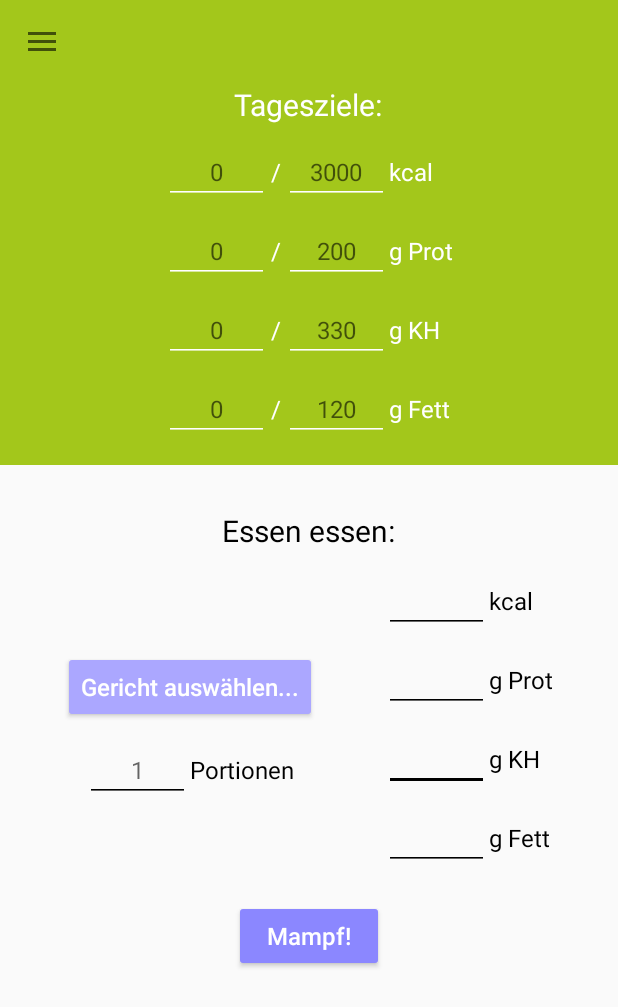
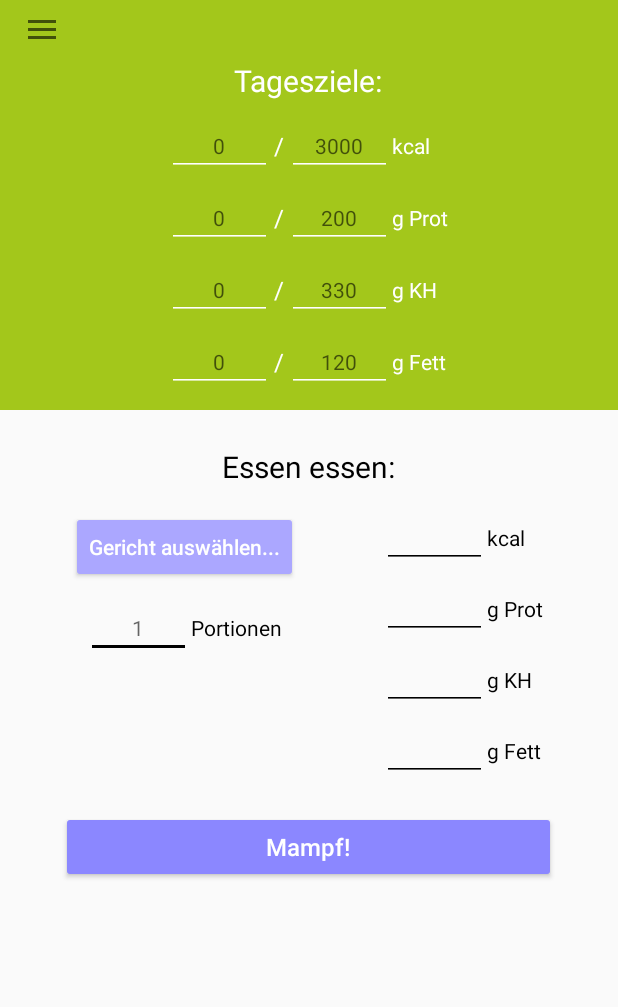
Before and after one commit to JannisUnkrig/Ernaehrungstracker, an Android app: the screen it shows after launch (MainActivity), on a phone screen of 412 x 824 dp. Shown: the top 1007 px of the screen. Run offline under Robolectric (Android 15) with nearby library versions, the phone set to English and light mode, and no system bars.

Commit message:
gerichte auswählen... und mampf-button implementiert

```diff
--- a/app/build.gradle
+++ b/app/build.gradle
@@ -23,6 +23,7 @@ dependencies {
     implementation fileTree(dir: 'libs', include: ['*.jar'])
     implementation 'androidx.appcompat:appcompat:1.1.0'
     implementation 'androidx.constraintlayout:constraintlayout:1.1.3'
+    implementation "androidx.recyclerview:recyclerview:1.1.0"
     testImplementation 'junit:junit:4.12'
     androidTestImplementation 'androidx.test.ext:junit:1.1.0'
     androidTestImplementation 'androidx.test.espresso:espresso-core:3.1.1'
--- a/app/src/main/java/com/example/ernaehrungstracker/GerichteBearbeitenActivity.java
+++ b/app/src/main/java/com/example/ernaehrungstracker/GerichteBearbeitenActivity.java
@@ -28,6 +28,7 @@ public class GerichteBearbeitenActivity extends AppCompatActivity implements Ada
     public void onItemSelected(AdapterView<?> parent, View view, int position, long id) {
 
         ((TextView) parent.getChildAt(0)).setTextColor(0xFFFFFFFF);
+        ((TextView) parent.getChildAt(0)).setTextSize(14);
 
         String text = parent.getItemAtPosition(position).toString();
         Toast.makeText(parent.getContext(), text, Toast.LENGTH_SHORT).show();
--- a/app/src/main/res/layout/activity_main.xml
+++ b/app/src/main/res/layout/activity_main.xml
@@ -22,7 +22,7 @@
             <androidx.appcompat.widget.Toolbar
                 android:id="@+id/toolbar"
                 android:layout_width="match_parent"
-                android:layout_height="wrap_content"
+                android:layout_height="40dp"
                 android:background="@color/hellgrün" />
 
             <LinearLayout
@@ -39,7 +39,7 @@
                     android:gravity="center"
                     android:text="Tagesziele:"
                     android:textAlignment="center"
-                    android:textColor="#FFFFFF"
+                    android:textColor="#fff"
                     android:textSize="20sp" />
 
                 <LinearLayout
@@ -59,7 +59,7 @@
                         android:inputType="numberDecimal"
                         android:textAlignment="center"
                         android:textColor="#fff"
-                        android:textSize="16sp" />
+                        android:textSize="14sp" />
 
                     <TextView
                         android:id="@+id/slash1"
@@ -80,23 +80,23 @@
                         android:inputType="numberDecimal"
                         android:textAlignment="center"
                         android:textColor="#fff"
-                        android:textSize="16sp" />
+                        android:textSize="14sp" />
 
                     <TextView
                         android:id="@+id/kcalTrackerText"
-                        android:layout_width="43dp"
+                        android:layout_width="39dp"
                         android:layout_height="wrap_content"
                         android:text="kcal"
                         android:textAlignment="viewStart"
                         android:textColor="#fff"
-                        android:textSize="16sp" />
+                        android:textSize="14sp" />
 
                 </LinearLayout>
 
                 <LinearLayout
                     android:layout_width="wrap_content"
                     android:layout_height="wrap_content"
-                    android:layout_marginTop="10dp"
+                    android:layout_marginTop="8dp"
                     android:gravity="center"
                     android:orientation="horizontal">
 
@@ -110,7 +110,7 @@
                         android:inputType="numberDecimal"
                         android:textAlignment="center"
                         android:textColor="#fff"
-                        android:textSize="16sp" />
+                        android:textSize="14sp" />
 
                     <TextView
                         android:id="@+id/slash2"
@@ -131,23 +131,23 @@
                         android:inputType="numberDecimal"
                         android:textAlignment="center"
                         android:textColor="#fff"
-                        android:textSize="16sp" />
+                        android:textSize="14sp" />
 
                     <TextView
                         android:id="@+id/protTrackerText"
-                        android:layout_width="43dp"
+                        android:layout_width="39dp"
                         android:layout_height="wrap_content"
                         android:text="g Prot"
                         android:textAlignment="viewStart"
                         android:textColor="#fff"
-                        android:textSize="16sp" />
+                        android:textSize="14sp" />
 
                 </LinearLayout>
 
                 <LinearLayout
                     android:layout_width="wrap_content"
                     android:layout_height="wrap_content"
-                    android:layout_marginTop="10dp"
+                    android:layout_marginTop="8dp"
                     android:gravity="center"
                     android:orientation="horizontal"
                     android:visibility="visible">
@@ -162,7 +162,7 @@
                         android:inputType="numberDecimal"
                         android:textAlignment="center"
                         android:textColor="#fff"
-                        android:textSize="16sp" />
+                        android:textSize="14sp" />
 
                     <TextView
                         android:id="@+id/slash3"
@@ -183,23 +183,23 @@
                         android:inputType="numberDecimal"
                         android:textAlignment="center"
                         android:textColor="#fff"
-                        android:textSize="16sp" />
+                        android:textSize="14sp" />
 
                     <TextView
                         android:id="@+id/khTrackerText"
-                        android:layout_width="43dp"
+                        android:layout_width="39dp"
                         android:layout_height="wrap_content"
                         android:text="g KH"
                         android:textAlignment="viewStart"
                         android:textColor="#fff"
-                        android:textSize="16sp" />
+                        android:textSize="14sp" />
 
                 </LinearLayout>
 
                 <LinearLayout
                     android:layout_width="wrap_content"
                     android:layout_height="wrap_content"
-                    android:layout_marginTop="10dp"
+                    android:layout_marginTop="8dp"
                     android:gravity="center"
                     android:orientation="horizontal"
                     android:visibility="visible">
@@ -214,7 +214,7 @@
                         android:inputType="numberDecimal"
                         android:textAlignment="center"
                         android:textColor="#fff"
-                        android:textSize="16sp" />
+                        android:textSize="14sp" />
 
                     <TextView
                         android:id="@+id/slash4"
@@ -235,22 +235,22 @@
                         android:inputType="numberDecimal"
                         android:textAlignment="center"
                         android:textColor="#fff"
-                        android:textSize="16sp" />
+                        android:textSize="14sp" />
 
                     <TextView
                         android:id="@+id/fettTrackerText"
-                        android:layout_width="43dp"
+                        android:layout_width="39dp"
                         android:layout_height="wrap_content"
                         android:text="g Fett"
                         android:textAlignment="viewStart"
                         android:textColor="#fff"
-                        android:textSize="16sp" />
+                        android:textSize="14sp" />
 
                 </LinearLayout>
 
                 <Space
                     android:layout_width="wrap_content"
-                    android:layout_height="16dp" />
+                    android:layout_height="12dp" />
 
             </LinearLayout>
 
@@ -264,7 +264,7 @@
                     android:id="@+id/essenEssenHeadline"
                     android:layout_width="wrap_content"
                     android:layout_height="wrap_content"
-                    android:layout_marginTop="30dp"
+                    android:layout_marginTop="24dp"
                     android:gravity="center"
                     android:text="Essen essen:"
                     android:textAlignment="center"
@@ -274,15 +274,15 @@
                 <LinearLayout
                     android:layout_width="match_parent"
                     android:layout_height="wrap_content"
-                    android:layout_marginTop="12dp"
-                    android:gravity="center"
+                    android:layout_marginTop="14dp"
+                    android:gravity="center_horizontal"
                     android:orientation="horizontal">
 
                     <LinearLayout
                         android:layout_width="wrap_content"
                         android:layout_height="wrap_content"
                         android:layout_marginStart="20dp"
-                        android:layout_marginTop="8dp"
+                        android:layout_marginTop="2dp"
                         android:layout_weight="1"
                         android:gravity="center"
                         android:orientation="vertical">
@@ -292,10 +292,11 @@
                             android:layout_width="wrap_content"
                             android:layout_height="wrap_content"
                             android:backgroundTint="@color/helllila"
+                            android:onClick="gerichtAuswählenButtonPressed"
                             android:text="Gericht auswählen..."
                             android:textAllCaps="false"
                             android:textColor="#fff"
-                            android:textSize="16sp" />
+                            android:textSize="14sp" />
 
                         <LinearLayout
                             android:layout_width="wrap_content"
@@ -315,7 +316,7 @@
                                 android:inputType="numberDecimal"
                                 android:textAlignment="center"
                                 android:textColor="#000"
-                                android:textSize="16sp" />
+                                android:textSize="14sp" />
 
                             <TextView
                                 android:id="@+id/toAddPortionenText"
@@ -324,7 +325,7 @@
                                 android:text="Portionen"
                                 android:textAlignment="viewStart"
                                 android:textColor="#000"
-                                android:textSize="16sp" />
+                                android:textSize="14sp" />
 
                         </LinearLayout>
                     </LinearLayout>
@@ -352,22 +353,22 @@
                                 android:inputType="numberDecimal"
                                 android:textAlignment="center"
                                 android:textColor="#000"
-                                android:textSize="16sp" />
+                                android:textSize="14sp" />
 
                             <TextView
                                 android:id="@+id/toAddKcalText"
-                                android:layout_width="43dp"
+                                android:layout_width="39dp"
                                 android:layout_height="wrap_content"
                                 android:text="kcal"
                                 android:textAlignment="viewStart"
                                 android:textColor="#000"
-                                android:textSize="16sp" />
+                                android:textSize="14sp" />
 
                         </LinearLayout>
 
                         <Space
                             android:layout_width="match_parent"
-                            android:layout_height="10dp" />
+                            android:layout_height="7dp" />
 
                         <LinearLayout
                             android:layout_width="wrap_content"
@@ -384,22 +385,22 @@
                                 android:inputType="numberDecimal"
                                 android:textAlignment="center"
                                 android:textColor="#000"
-                                android:textSize="16sp" />
+                                android:textSize="14sp" />
 
                             <TextView
                                 android:id="@+id/toAddProtText"
-                                android:layout_width="43dp"
+                                android:layout_width="39dp"
                                 android:layout_height="wrap_content"
                                 android:text="g Prot"
                                 android:textAlignment="viewStart"
                                 android:textColor="#000"
-                                android:textSize="16sp" />
+                                android:textSize="14sp" />
 
                         </LinearLayout>
 
                         <Space
                             android:layout_width="match_parent"
-                            android:layout_height="10dp" />
+                            android:layout_height="7dp" />
 
                         <LinearLayout
                             android:layout_width="wrap_content"
@@ -415,21 +416,23 @@
                                 android:backgroundTint="#000"
                                 android:ems="10"
                                 android:inputType="numberDecimal"
-                                android:textSize="16sp" />
+                                android:textAlignment="center"
+                                android:textColor="#000"
+                                android:textSize="14sp" />
 
                             <TextView
                                 android:id="@+id/toAddKhText"
-                                android:layout_width="43dp"
+                                android:layout_width="39dp"
                                 android:layout_height="wrap_content"
                                 android:text="g KH"
                                 android:textAlignment="viewStart"
                                 android:textColor="#000"
-                                android:textSize="16sp" />
+                                android:textSize="14sp" />
                         </LinearLayout>
 
                         <Space
                             android:layout_width="match_parent"
-                            android:layout_height="10dp" />
+                            android:layout_height="7dp" />
 
                         <LinearLayout
                             android:layout_width="wrap_content"
@@ -444,19 +447,19 @@
                                 android:backgroundTint="#000"
                                 android:ems="10"
                                 android:inputType="numberDecimal"
-                                android:textAlignment="viewStart"
+                                android:textAlignment="center"
                                 android:textColor="#000"
-                                android:textSize="16sp" />
+                                android:textSize="14sp" />
 
                             <TextView
                                 android:id="@+id/toAddFettText"
-                                android:layout_width="43dp"
+                                android:layout_width="39dp"
                                 android:layout_height="wrap_content"
                                 android:backgroundTint="#000"
                                 android:text="g Fett"
                                 android:textAlignment="viewStart"
                                 android:textColor="#000"
-                                android:textSize="16sp" />
+                                android:textSize="14sp" />
                         </LinearLayout>
 
                     </LinearLayout>
@@ -464,11 +467,12 @@
 
                 <Button
                     android:id="@+id/mampfButton"
-                    android:layout_width="100dp"
+                    android:layout_width="330dp"
                     android:layout_height="wrap_content"
                     android:layout_marginTop="20dp"
-                    android:layout_marginBottom="10dp"
+                    android:layout_marginBottom="7dp"
                     android:backgroundTint="@color/dunkellila"
+                    android:onClick="mampfButtonPressed"
                     android:text="Mampf!"
                     android:textAlignment="center"
                     android:textAllCaps="false"
```
Also changed, not shown: app/src/main/AndroidManifest.xml (+12 -5 lines), app/src/main/java/com/example/ernaehrungstracker/Gericht.java (added, +86 -0 lines), app/src/main/java/com/example/ernaehrungstracker/GerichtAuswaehlenRecyclerViewActivity.java (added, +49 -0 lines), app/src/main/java/com/example/ernaehrungstracker/HeuteSpeicher.java (added, +109 -0 lines), app/src/main/java/com/example/ernaehrungstracker/MainActivity.java (+47 -2 lines), app/src/main/java/com/example/ernaehrungstracker/MyRecyclerViewAdapter.java (added, +77 -0 lines), app/src/main/java/com/example/ernaehrungstracker/Note.java (added, +7 -0 lines), app/src/main/res/layout/activity_gericht_auswaehlen_recycler_view.xml (added, +19 -0 lines), app/src/main/res/layout/activity_gerichte_bearbeiten.xml (+41 -40 lines), app/src/main/res/layout/recy_row.xml (added, +37 -0 lines).
